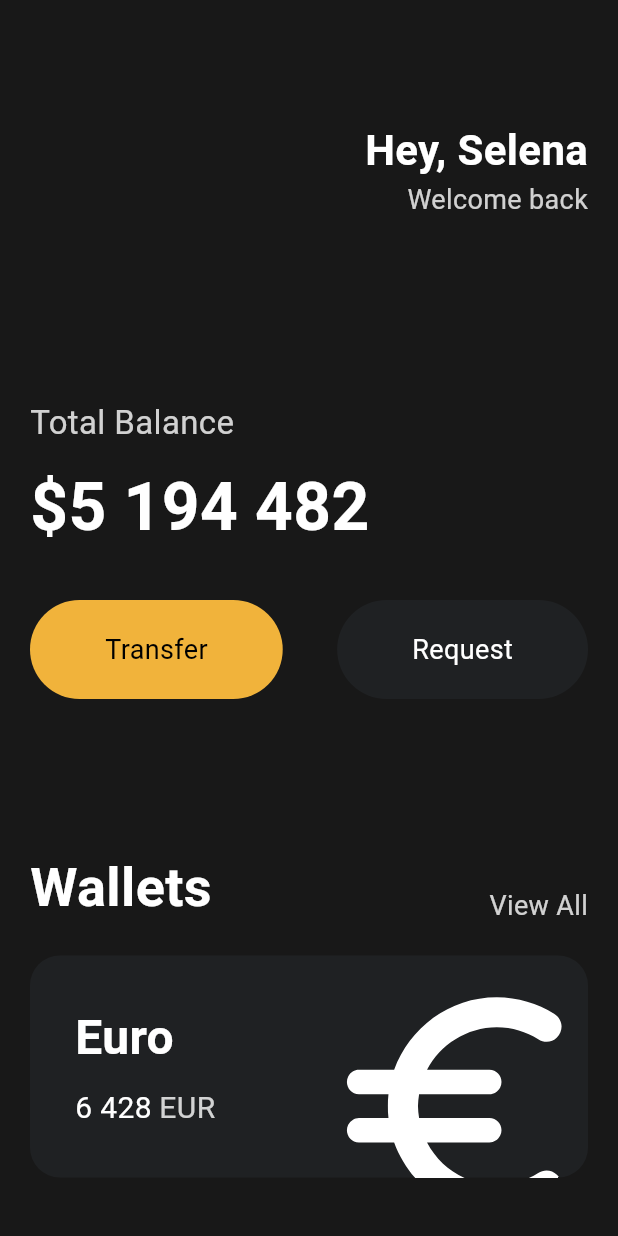
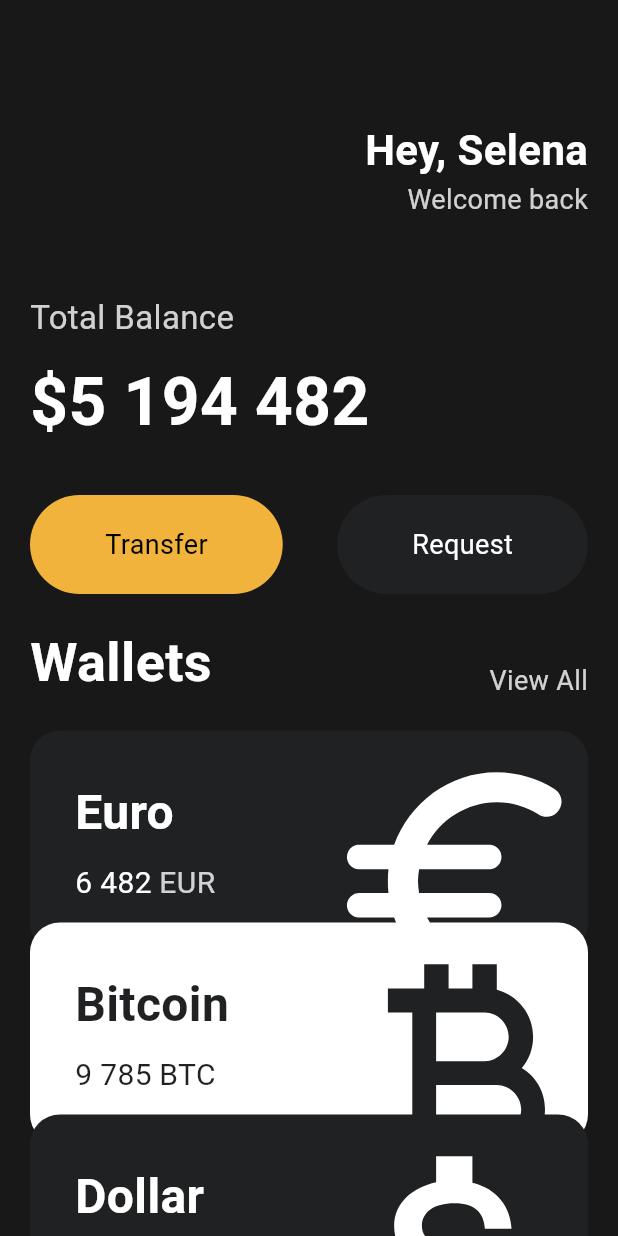
Before and after one commit to sangwl9/flutter-for-beginners, a Flutter app: the screen it shows after launch, on a phone screen of 412 x 824 dp. Run offline on Flutter 3.47's test engine with Material 3 defaults, Android fonts, the phone set to English and light mode, and no system bars.

Commit message:
3.8 Reusable Cards

```diff
--- a/toonflix/lib/main.dart
+++ b/toonflix/lib/main.dart
@@ -1,5 +1,6 @@
 import 'package:flutter/material.dart';
 import 'package:toonflix/widgets/button.dart';
+import 'package:toonflix/widgets/currency_card.dart';
 
 void main() {
   runApp(App());
@@ -13,7 +14,8 @@
     return MaterialApp(
       home: Scaffold(
         backgroundColor: Color(0xFF181818),
-        body: Padding(
+        body: SingleChildScrollView(
+          child: Padding(
             padding: EdgeInsets.symmetric(horizontal: 20),
             child: Column(
               crossAxisAlignment: CrossAxisAlignment.start,
@@ -44,7 +46,7 @@
                     ),
                   ],
                 ),
-              SizedBox(height: 120),
+                SizedBox(height: 50),
                 Text(
                   'Total Balance',
                   style: TextStyle(
@@ -77,7 +79,7 @@
                     ),
                   ],
                 ),
-              SizedBox(height: 100),
+                SizedBox(height: 20),
                 Row(
                   mainAxisAlignment: MainAxisAlignment.spaceBetween,
                   crossAxisAlignment: CrossAxisAlignment.end,
@@ -100,68 +102,37 @@
                   ],
                 ),
                 SizedBox(height: 20),
-              Container(
-                clipBehavior: Clip.hardEdge,
-                decoration: BoxDecoration(
-                  color: Color(0xFF1F2123),
-                  borderRadius: BorderRadius.circular(20),
+                CurrencyCard(
+                  name: 'Euro',
+                  code: 'EUR',
+                  amount: '6 482',
+                  icon: Icons.euro_rounded,
+                  isInverted: false,
                 ),
-                child: Padding(
-                  padding: const EdgeInsets.all(30),
-                  child: Row(
-                    mainAxisAlignment: MainAxisAlignment.spaceBetween,
-                    children: [
-                      Column(
-                        crossAxisAlignment: CrossAxisAlignment.start,
-                        children: [
-                          Text(
-                            'Euro',
-                            style: TextStyle(
-                              color: Colors.white,
-                              fontSize: 32,
-                              fontWeight: FontWeight.w600,
+                Transform.translate(
+                  offset: Offset(0, -20),
+                  child: CurrencyCard(
+                    name: 'Bitcoin',
+                    code: 'BTC',
+                    amount: '9 785',
+                    icon: Icons.currency_bitcoin,
+                    isInverted: true,
                   ),
                 ),
-                          SizedBox(height: 10),
-                          Row(
-                            children: [
-                              Text(
-                                '6 428',
-                                style: TextStyle(
-                                  color: Colors.white,
-                                  fontSize: 20,
-                                ),
-                              ),
-                              SizedBox(width: 5),
-                              Text(
-                                'EUR',
-                                style: TextStyle(
-                                  color: Color.fromRGBO(255, 255, 255, 0.8),
-                                  fontSize: 20,
-                                ),
-                              ),
-                            ],
-                          ),
-                        ],
-                      ),
-                      Transform.scale(
-                        scale: 2.2,
-                        child: Transform.translate(
-                          offset: Offset(-5, 12),
-                          child: Icon(
-                            Icons.euro_rounded,
-                            color: Colors.white,
-                            size: 88,
-                          ),
+                Transform.translate(
+                  offset: Offset(0, -40),
+                  child: CurrencyCard(
+                    name: 'Dollar',
+                    code: 'USD',
+                    amount: '482',
+                    icon: Icons.attach_money_outlined,
+                    isInverted: false,
                   ),
                 ),
               ],
             ),
           ),
         ),
-            ],
-          ),
-        ),
       ),
     );
   }
--- /dev/null
+++ b/toonflix/lib/widgets/currency_card.dart
@@ -0,0 +1,82 @@
+import 'package:flutter/material.dart';
+
+class CurrencyCard extends StatelessWidget {
+  final String name, code, amount;
+  final IconData icon;
+  final bool isInverted;
+  final _blackColor = const Color(0xFF1F2123);
+
+  const CurrencyCard({
+    super.key,
+    required this.name,
+    required this.code,
+    required this.amount,
+    required this.icon,
+    required this.isInverted,
+  });
+
+  @override
+  Widget build(BuildContext context) {
+    return Container(
+      clipBehavior: Clip.hardEdge,
+      decoration: BoxDecoration(
+        color: isInverted ? Colors.white : _blackColor,
+        borderRadius: BorderRadius.circular(20),
+      ),
+      child: Padding(
+        padding: const EdgeInsets.all(30),
+        child: Row(
+          mainAxisAlignment: MainAxisAlignment.spaceBetween,
+          children: [
+            Column(
+              crossAxisAlignment: CrossAxisAlignment.start,
+              children: [
+                Text(
+                  name,
+                  style: TextStyle(
+                    color: isInverted ? _blackColor : Colors.white,
+                    fontSize: 32,
+                    fontWeight: FontWeight.w600,
+                  ),
+                ),
+                SizedBox(height: 10),
+                Row(
+                  children: [
+                    Text(
+                      amount,
+                      style: TextStyle(
+                        color: isInverted ? _blackColor : Colors.white,
+                        fontSize: 20,
+                      ),
+                    ),
+                    SizedBox(width: 5),
+                    Text(
+                      code,
+                      style: TextStyle(
+                        color: isInverted
+                            ? _blackColor
+                            : Color.fromRGBO(255, 255, 255, 0.8),
+                        fontSize: 20,
+                      ),
+                    ),
+                  ],
+                ),
+              ],
+            ),
+            Transform.scale(
+              scale: 2.2,
+              child: Transform.translate(
+                offset: Offset(-5, 12),
+                child: Icon(
+                  icon,
+                  color: isInverted ? _blackColor : Colors.white,
+                  size: 88,
+                ),
+              ),
+            ),
+          ],
+        ),
+      ),
+    );
+  }
+}
```
Lines whose indentation alone changed are shown as unchanged.
